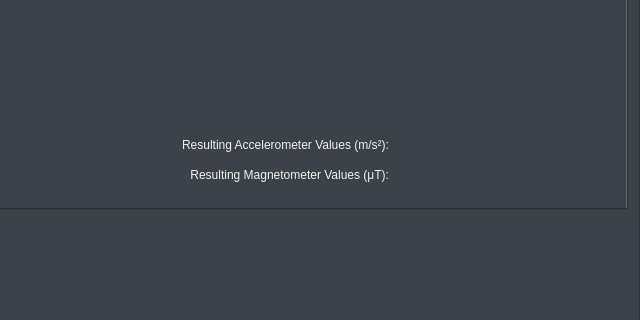
The window that android/skin/qt/extended.ui (aosp-mirror/platform_external_qemu) describes before a commit, drawn with Qt 5; both pictures show x 282 to 922 and y 341 to 661 of the 922 by 745 pixel window.
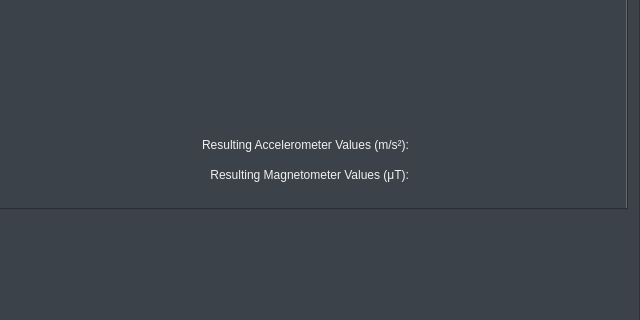
The same window after the commit. Icons and pictures are not drawn. Custom widgets are drawn as their Qt base class.

What changed in the file:
```diff
--- a/android/skin/qt/extended.ui
+++ b/android/skin/qt/extended.ui
@@ -1372,7 +1372,7 @@
       <widget class="QLabel" name="label_6">
        <property name="geometry">
         <rect>
-         <x>190</x>
+         <x>210</x>
          <y>390</y>
          <width>250</width>
          <height>20</height>
@@ -1385,42 +1385,10 @@
         <set>Qt::AlignRight|Qt::AlignTrailing|Qt::AlignVCenter</set>
        </property>
       </widget>
-      <widget class="QLabel" name="accelerometerValuesLabel">
-       <property name="geometry">
-        <rect>
-         <x>440</x>
-         <y>390</y>
-         <width>230</width>
-         <height>20</height>
-        </rect>
-       </property>
-       <property name="text">
-        <string/>
-       </property>
-       <property name="alignment">
-        <set>Qt::AlignRight|Qt::AlignTrailing|Qt::AlignVCenter</set>
-       </property>
-      </widget>
-      <widget class="QLabel" name="magnetometerValuesLabel">
-       <property name="geometry">
-        <rect>
-         <x>440</x>
-         <y>420</y>
-         <width>230</width>
-         <height>20</height>
-        </rect>
-       </property>
-       <property name="text">
-        <string/>
-       </property>
-       <property name="alignment">
-        <set>Qt::AlignRight|Qt::AlignTrailing|Qt::AlignVCenter</set>
-       </property>
-      </widget>
       <widget class="QLabel" name="label_8">
        <property name="geometry">
         <rect>
-         <x>190</x>
+         <x>210</x>
          <y>420</y>
          <width>250</width>
          <height>20</height>
```
Left out of the diff: 98 changed lines with no effect on the pictures.
